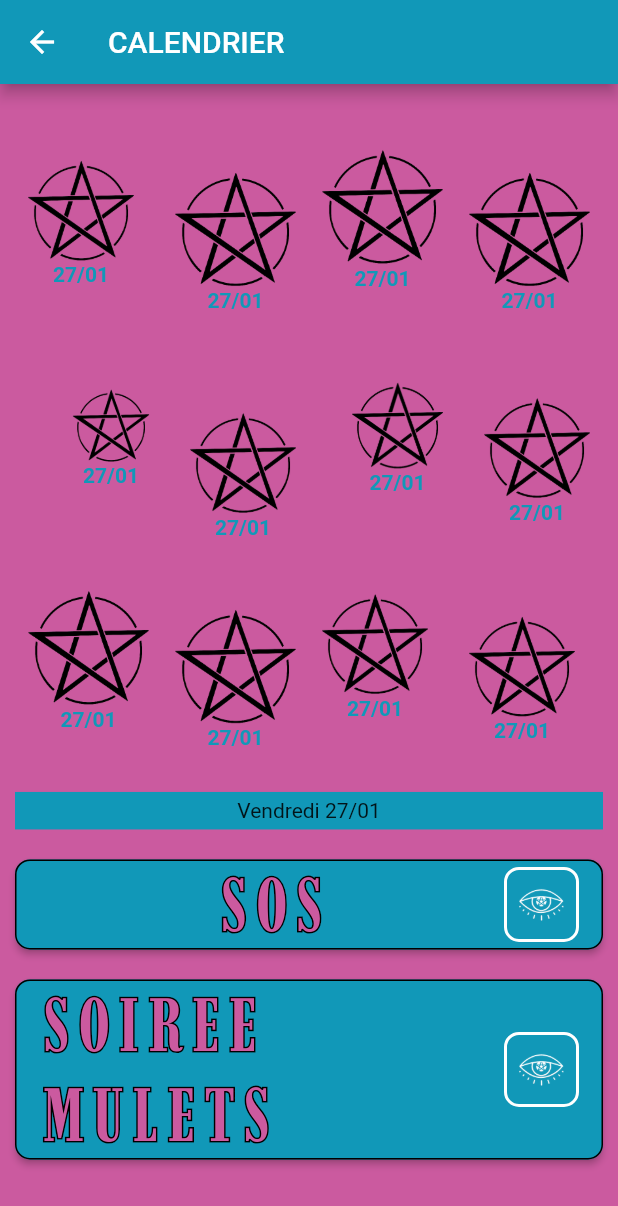
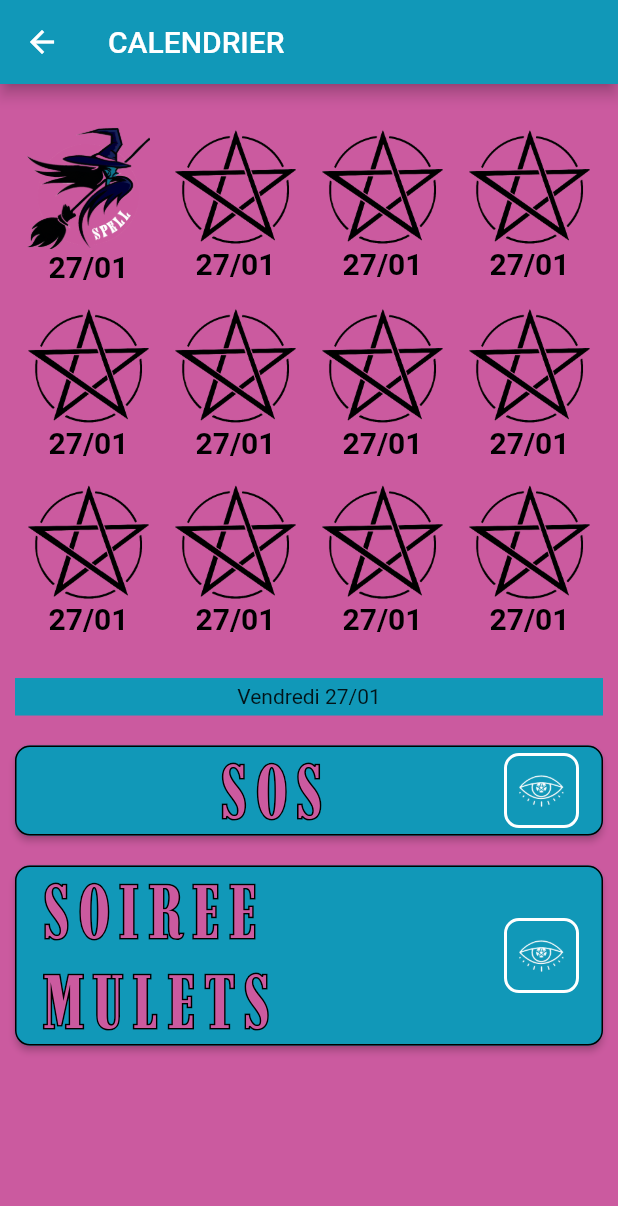
Before and after one commit to AxelZublena/spell, a Flutter app: the CalendrierRoute screen opened directly, on a phone screen of 412 x 824 dp. Shown: the top 1206 px of the screen. Run offline on Flutter 3.47's test engine with Material 2 defaults, Android fonts, the light colour scheme and no system bars; project files that could hold a hidden picture were left out.

Commit message:
Added icon to calendar

```diff
--- a/lib/calendrier.dart
+++ b/lib/calendrier.dart
@@ -42,11 +42,14 @@ class Calendar extends StatelessWidget {
 
   @override
   Widget build(BuildContext context) {
-    return Center(
-        child: Column(
+    return Column(
       children: [
         Row(children: const [
-          DayButton(position: [0, 5, 10, 0], date: "27/01"),
+          DayButton(
+            position: [0, 5, 10, 0],
+            date: "27/01",
+            isSelected: true,
+          ),
           DayButton(
             position: [0, 30, 0, 0],
           ),
@@ -86,7 +89,7 @@ class Calendar extends StatelessWidget {
           ),
         ]),
       ],
-    ));
+    );
   }
 }
 
@@ -109,11 +112,13 @@ class Details extends StatelessWidget {
 class DayButton extends StatelessWidget {
   final List<double> position;
   final String date;
+  final bool isSelected;
 
   const DayButton(
       {Key? key,
       this.position = const <double>[0, 0, 0, 0],
-      this.date = "27/01"})
+      this.date = "27/01",
+      this.isSelected = false})
       : super(key: key);
 
   @override
@@ -123,20 +128,24 @@ class DayButton extends StatelessWidget {
           onPressed: () {},
           // Add image & text
           child: Padding(
-            padding: EdgeInsets.fromLTRB(
-              position[0],
-              position[1],
-              position[2],
-              position[3],
-            ),
+            padding: EdgeInsets.fromLTRB(0, 0, 0, 0
+                // position[0],
+                // position[1],
+                // position[2],
+                // position[3],
+                ),
             child: Column(
               mainAxisAlignment: MainAxisAlignment.spaceBetween,
               children: [
-                Image.asset("images/penta.png"),
+                isSelected
+                    ? Image.asset("images/date-icon.png")
+                    : Image.asset("images/penta.png"),
                 Text(
                   date,
                   style: const TextStyle(
-                      fontSize: 14, fontWeight: FontWeight.bold),
+                      fontSize: 20,
+                      fontWeight: FontWeight.bold,
+                      color: Colors.black),
                 ),
               ],
             ),
--- a/pubspec.yaml
+++ b/pubspec.yaml
@@ -81,6 +81,7 @@ flutter:
     - images/insta-logo.png
     - images/yt-logo.png
     - images/penta.png
+    - images/date-icon.png
 
     # An image asset can refer to one or more resolution-specific "variants", see
     # https://flutter.dev/assets-and-images/#resolution-aware
```
Also changed, not shown: images/date-icon.png (added).
